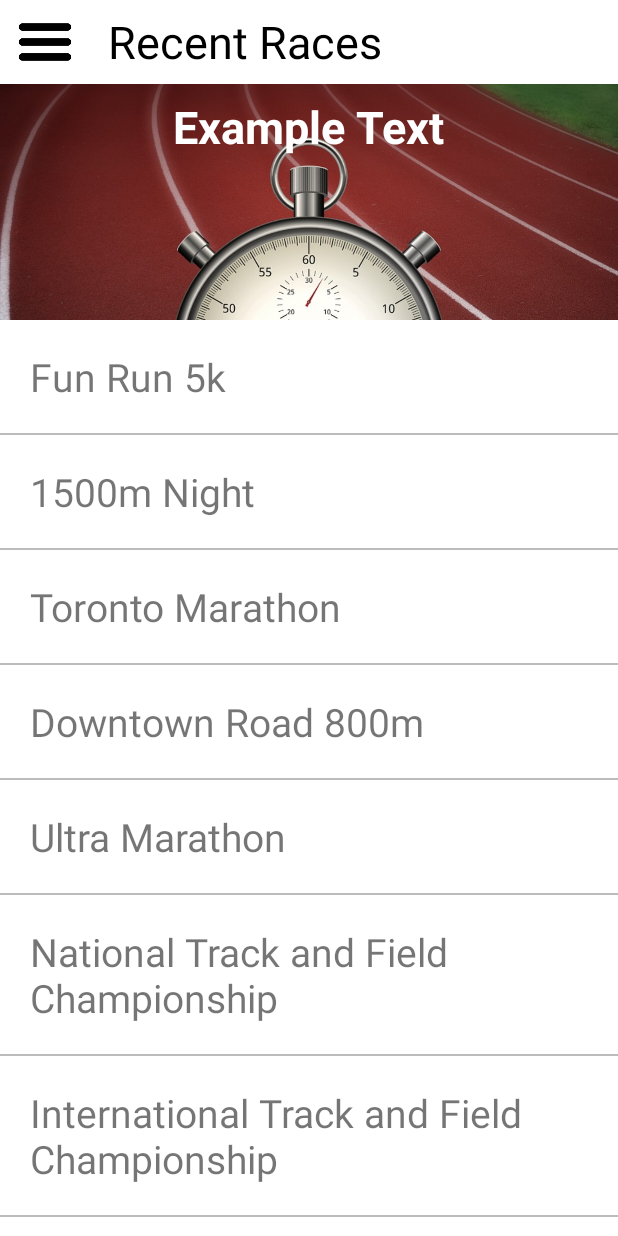
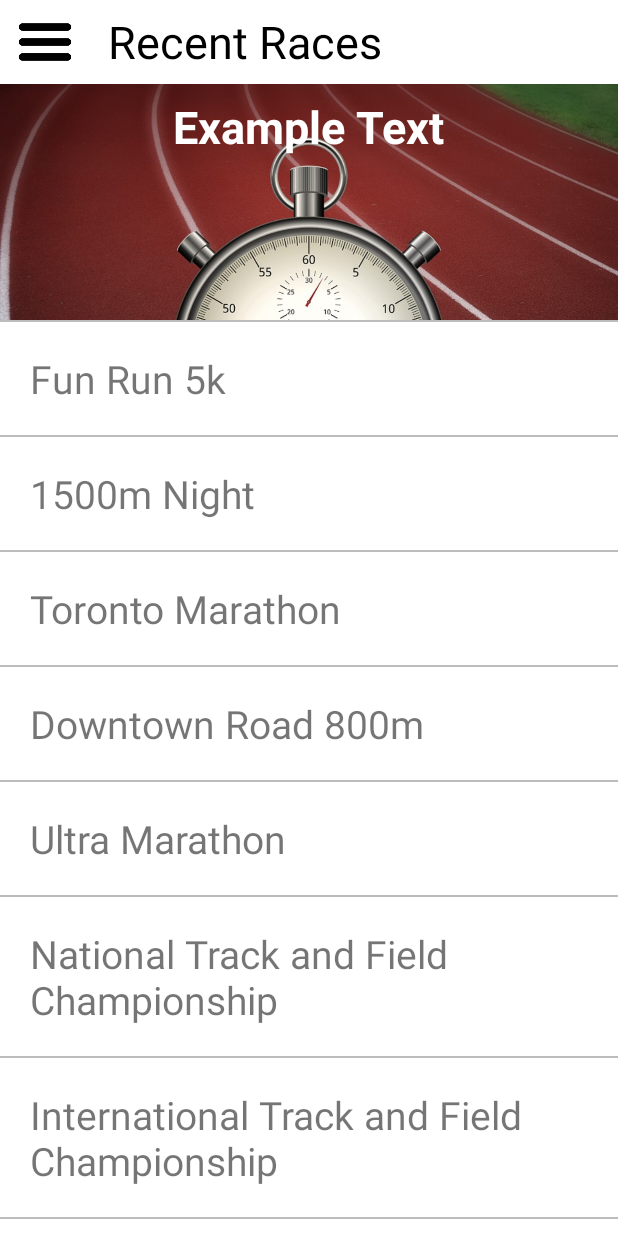
Before and after one commit to andrinh/ResultsViewer, an Android app: the screen it shows after launch (RacesActivity), on a phone screen of 412 x 824 dp. Run offline under Robolectric (Android 15) with nearby library versions, the light colour scheme and no system bars; our stand-ins replace EventBus.

Commit message:
Re-position border on race view item from the bottom of the view to the top

```diff
--- a/app/src/main/res/layout/race_list_item.xml
+++ b/app/src/main/res/layout/race_list_item.xml
@@ -3,7 +3,7 @@
     xmlns:tools="http://schemas.android.com/tools"
     android:layout_width="match_parent"
     android:layout_height="wrap_content"
-    android:layout_marginBottom="1dp"
+    android:layout_marginTop="1dp"
     android:background="@color/white">
 
     <TextView
```
